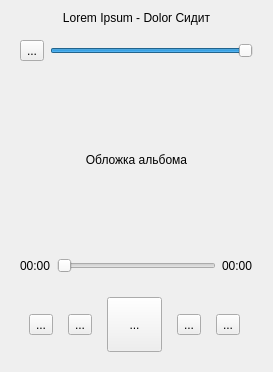
mrsteyk/VkMus-RW, file player.ui: the form before one commit.
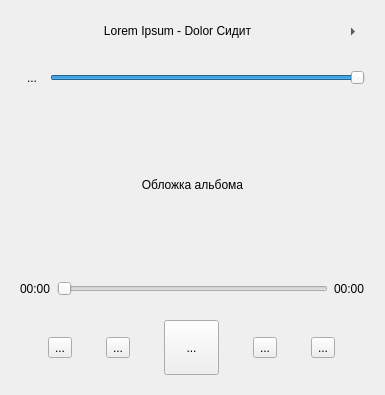
The form after the commit. Icons and pictures are not drawn.

Commit message: Подготовка к поддержке маленьких экранов

```diff
--- a/player.ui
+++ b/player.ui
@@ -6,8 +6,8 @@
    <rect>
     <x>0</x>
     <y>0</y>
-    <width>273</width>
-    <height>372</height>
+    <width>385</width>
+    <height>395</height>
    </rect>
   </property>
   <property name="windowTitle">
@@ -15,6 +15,15 @@
   </property>
   <layout class="QVBoxLayout" name="verticalLayout">
    <item>
+    <widget class="QWidget" name="widget_2" native="true">
+     <property name="sizePolicy">
+      <sizepolicy hsizetype="Preferred" vsizetype="Maximum">
+       <horstretch>0</horstretch>
+       <verstretch>0</verstretch>
+      </sizepolicy>
+     </property>
+     <layout class="QHBoxLayout" name="horizontalLayout_4">
+      <item>
     <widget class="QLabel" name="trackname">
      <property name="sizePolicy">
       <sizepolicy hsizetype="Preferred" vsizetype="Maximum">
@@ -31,6 +40,28 @@
     </widget>
    </item>
    <item>
+       <widget class="QToolButton" name="goto_tracks">
+        <property name="focusPolicy">
+         <enum>Qt::NoFocus</enum>
+        </property>
+        <property name="text">
+         <string>Треклист</string>
+        </property>
+        <property name="toolButtonStyle">
+         <enum>Qt::ToolButtonFollowStyle</enum>
+        </property>
+        <property name="autoRaise">
+         <bool>true</bool>
+        </property>
+        <property name="arrowType">
+         <enum>Qt::RightArrow</enum>
+        </property>
+       </widget>
+      </item>
+     </layout>
+    </widget>
+   </item>
+   <item>
     <widget class="QWidget" name="volume_mgmt" native="true">
      <property name="sizePolicy">
       <sizepolicy hsizetype="Preferred" vsizetype="Maximum">
@@ -50,6 +81,9 @@
         <property name="icon">
          <iconset theme="audio-volume-high"/>
         </property>
+        <property name="autoRaise">
+         <bool>true</bool>
+        </property>
        </widget>
       </item>
       <item>
```
Lines whose indentation alone changed are shown as unchanged. The commit also changes 1 other file.
